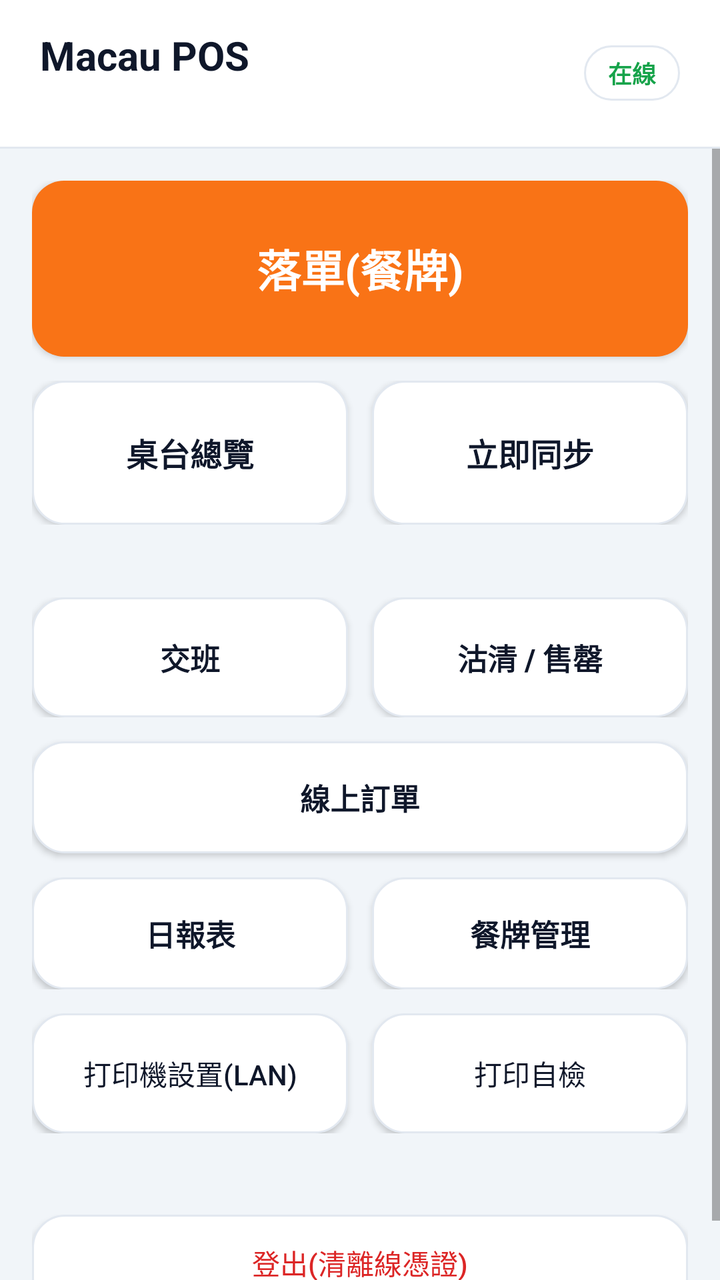
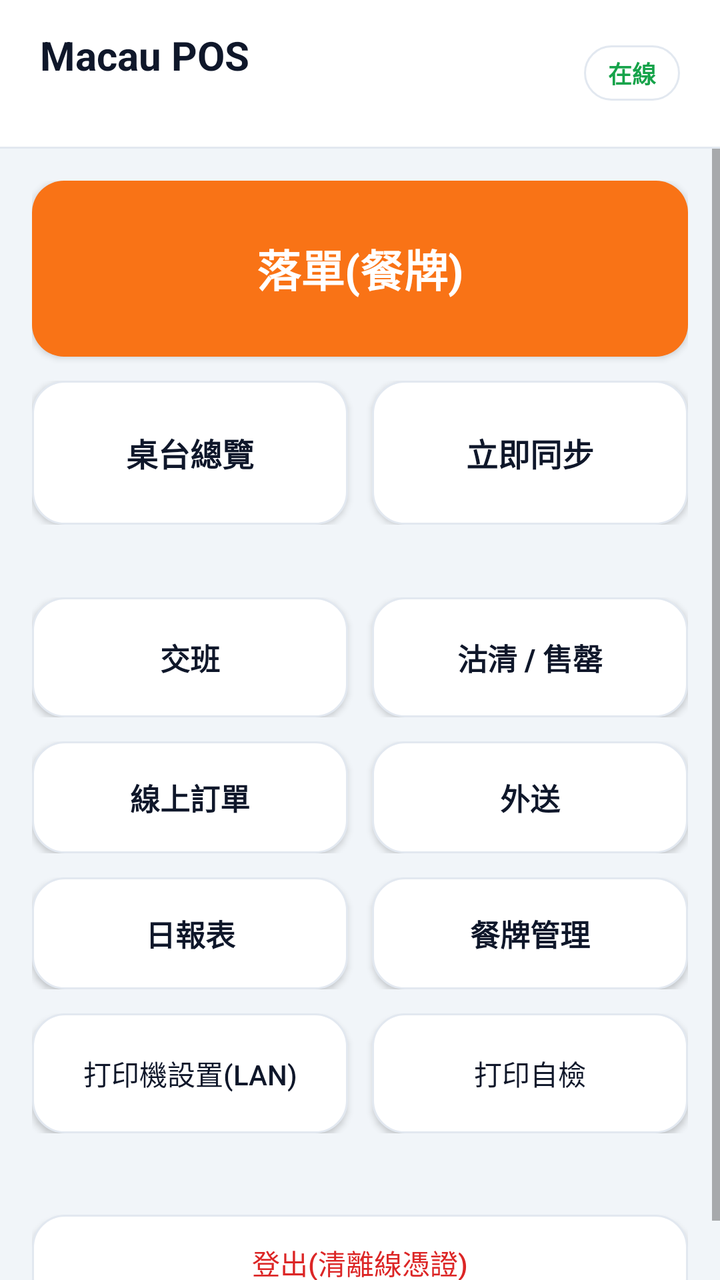

Before-and-after screenshots of an Android layout around one commit, followed by the original layout XML and the change that was made.
<!-- AndroidManifest.xml: application theme Theme.MacauposNative -->
<!-- res/layout/activity_home.xml -->
<?xml version="1.0" encoding="utf-8"?>
<LinearLayout xmlns:android="http://schemas.android.com/apk/res/android"
    android:layout_width="match_parent"
    android:layout_height="match_parent"
    android:orientation="vertical"
    android:background="@color/bg_screen">

    
    <LinearLayout
        android:layout_width="match_parent"
        android:layout_height="wrap_content"
        android:orientation="horizontal"
        android:gravity="center_vertical"
        android:background="@color/card"
        android:paddingHorizontal="20dp"
        android:paddingVertical="14dp">

        <LinearLayout
            android:layout_width="0dp"
            android:layout_height="wrap_content"
            android:layout_weight="1"
            android:orientation="vertical">

            <TextView
                android:id="@+id/txtStoreName"
                android:layout_width="wrap_content"
                android:layout_height="wrap_content"
                android:text="@string/home_title"
                android:textColor="@color/text_primary"
                android:textSize="20sp"
                android:textStyle="bold" />

            <TextView
                android:id="@+id/txtMeta"
                android:layout_width="wrap_content"
                android:layout_height="wrap_content"
                android:layout_marginTop="2dp"
                android:textColor="@color/text_secondary"
                android:textSize="12sp" />
        </LinearLayout>

        <TextView
            android:id="@+id/txtOffline"
            android:layout_width="wrap_content"
            android:layout_height="wrap_content"
            android:background="@drawable/bg_btn_outline"
            android:paddingHorizontal="12dp"
            android:paddingVertical="5dp"
            android:text="在線"
            android:textColor="@color/ok_green"
            android:textSize="12sp"
            android:textStyle="bold" />
    </LinearLayout>

    <View
        android:layout_width="match_parent"
        android:layout_height="1dp"
        android:background="@color/card_border" />

    
    <ScrollView
        android:layout_width="match_parent"
        android:layout_height="0dp"
        android:layout_weight="1"
        android:fillViewport="true">

        <LinearLayout
            android:layout_width="match_parent"
            android:layout_height="wrap_content"
            android:orientation="vertical"
            android:padding="16dp">

            
            <Button
                android:id="@+id/btnOrder"
                android:layout_width="match_parent"
                android:layout_height="88dp"
                android:background="@drawable/bg_btn_accent"
                android:text="落單(餐牌)"
                android:textColor="@color/card"
                android:textSize="22sp"
                android:textStyle="bold" />

            <LinearLayout
                android:layout_width="match_parent"
                android:layout_height="wrap_content"
                android:layout_marginTop="12dp"
                android:orientation="horizontal">

                <Button
                    android:id="@+id/btnTables"
                    android:layout_width="0dp"
                    android:layout_height="72dp"
                    android:layout_weight="1"
                    android:background="@drawable/bg_btn_outline"
                    android:text="桌台總覽"
                    android:textColor="@color/text_primary"
                    android:textSize="16sp"
                    android:textStyle="bold" />

                <Button
                    android:id="@+id/btnSync"
                    android:layout_width="0dp"
                    android:layout_height="72dp"
                    android:layout_marginStart="12dp"
                    android:layout_weight="1"
                    android:background="@drawable/bg_btn_outline"
                    android:text="立即同步"
                    android:textColor="@color/text_primary"
                    android:textSize="16sp"
                    android:textStyle="bold" />
            </LinearLayout>

            <TextView
                android:id="@+id/txtSyncState"
                android:layout_width="match_parent"
                android:layout_height="wrap_content"
                android:layout_marginTop="8dp"
                android:gravity="center"
                android:textColor="@color/text_secondary"
                android:textSize="12sp" />

            <LinearLayout
                android:layout_width="match_parent"
                android:layout_height="wrap_content"
                android:layout_marginTop="12dp"
                android:orientation="horizontal">

                <Button
                    android:id="@+id/btnShift"
                    android:layout_width="0dp"
                    android:layout_height="60dp"
                    android:layout_weight="1"
                    android:background="@drawable/bg_btn_outline"
                    android:text="交班"
                    android:textColor="@color/text_primary"
                    android:textSize="15sp"
                    android:textStyle="bold" />

                <Button
                    android:id="@+id/btnSoldOut"
                    android:layout_width="0dp"
                    android:layout_height="60dp"
                    android:layout_marginStart="12dp"
                    android:layout_weight="1"
                    android:background="@drawable/bg_btn_outline"
                    android:text="沽清 / 售罄"
                    android:textColor="@color/text_primary"
                    android:textSize="15sp"
                    android:textStyle="bold" />
            </LinearLayout>

            <Button
                android:id="@+id/btnOnlineOrders"
                android:layout_width="match_parent"
                android:layout_height="56dp"
                android:layout_marginTop="12dp"
                android:background="@drawable/bg_btn_outline"
                android:text="線上訂單"
                android:textColor="@color/text_primary"
                android:textSize="15sp"
                android:textStyle="bold" />

            <LinearLayout
                android:layout_width="match_parent"
                android:layout_height="wrap_content"
                android:layout_marginTop="12dp"
                android:orientation="horizontal">

                <Button
                    android:id="@+id/btnReport"
                    android:layout_width="0dp"
                    android:layout_height="56dp"
                    android:layout_weight="1"
                    android:background="@drawable/bg_btn_outline"
                    android:text="日報表"
                    android:textColor="@color/text_primary"
                    android:textSize="15sp"
                    android:textStyle="bold" />

                <Button
                    android:id="@+id/btnMenuAdmin"
                    android:layout_width="0dp"
                    android:layout_height="56dp"
                    android:layout_marginStart="12dp"
                    android:layout_weight="1"
                    android:background="@drawable/bg_btn_outline"
                    android:text="餐牌管理"
                    android:textColor="@color/text_primary"
                    android:textSize="15sp"
                    android:textStyle="bold" />
            </LinearLayout>

            <LinearLayout
                android:layout_width="match_parent"
                android:layout_height="wrap_content"
                android:layout_marginTop="12dp"
                android:orientation="horizontal">

                <Button
                    android:id="@+id/btnPrinter"
                    android:layout_width="0dp"
                    android:layout_height="60dp"
                    android:layout_weight="1"
                    android:background="@drawable/bg_btn_outline"
                    android:text="打印機設置(LAN)"
                    android:textColor="@color/text_primary"
                    android:textSize="14sp" />

                <Button
                    android:id="@+id/btnSelfTest"
                    android:layout_width="0dp"
                    android:layout_height="60dp"
                    android:layout_marginStart="12dp"
                    android:layout_weight="1"
                    android:background="@drawable/bg_btn_outline"
                    android:text="打印自檢"
                    android:textColor="@color/text_primary"
                    android:textSize="14sp" />
            </LinearLayout>

            <TextView
                android:id="@+id/txtSelfTest"
                android:layout_width="match_parent"
                android:layout_height="wrap_content"
                android:layout_marginTop="6dp"
                android:fontFamily="monospace"
                android:gravity="center"
                android:textColor="@color/text_faint"
                android:textSize="11sp" />

            <Button
                android:id="@+id/btnLogout"
                android:layout_width="match_parent"
                android:layout_height="48dp"
                android:layout_marginTop="20dp"
                android:background="@drawable/bg_btn_outline"
                android:text="登出(清離線憑證)"
                android:textColor="@color/warn_red"
                android:textSize="14sp" />
        </LinearLayout>
    </ScrollView>
</LinearLayout>
<!-- resources referenced by this layout -->
<resources>
  <color name="bg_screen">#F1F5F9</color>
  <color name="card">#FFFFFF</color>
  <color name="card_border">#E2E8F0</color>
  <color name="ok_green">#16A34A</color>
  <color name="text_faint">#94A3B8</color>
  <color name="text_primary">#0F172A</color>
  <color name="text_secondary">#64748B</color>
  <color name="warn_red">#DC2626</color>
  <!-- drawable bg_btn_accent (drawable) -->
  <?xml version="1.0" encoding="utf-8"?>
  <selector xmlns:android="http://schemas.android.com/apk/res/android">
      <item android:state_pressed="true">
          <shape android:shape="rectangle">
              <solid android:color="@color/accent_deep" />
              <corners android:radius="16dp" />
          </shape>
      </item>
      <item android:state_enabled="false">
          <shape android:shape="rectangle">
              <solid android:color="#E2E8F0" />
              <corners android:radius="16dp" />
          </shape>
      </item>
      <item>
          <shape android:shape="rectangle">
              <solid android:color="@color/accent" />
              <corners android:radius="16dp" />
          </shape>
      </item>
  </selector>
  <!-- drawable bg_btn_outline (drawable) -->
  <?xml version="1.0" encoding="utf-8"?>
  <selector xmlns:android="http://schemas.android.com/apk/res/android">
      <item android:state_pressed="true">
          <shape android:shape="rectangle">
              <solid android:color="@color/chip_bg" />
              <corners android:radius="16dp" />
              <stroke android:width="1dp" android:color="@color/text_faint" />
          </shape>
      </item>
      <item>
          <shape android:shape="rectangle">
              <solid android:color="@color/card" />
              <corners android:radius="16dp" />
              <stroke android:width="1dp" android:color="@color/card_border" />
          </shape>
      </item>
  </selector>
  <string name="home_title">Macau POS</string>
  <style name="Theme.MacauposNative" parent="android:Theme.Material.Light.NoActionBar">
          <item name="android:statusBarColor">#F1F5F9</item>
          <item name="android:navigationBarColor">#FFFFFF</item>
          <item name="android:windowBackground">#F1F5F9</item>
          <item name="android:colorAccent">#F97316</item>
          <item name="android:windowLightStatusBar">true</item>
      </style>
  <color name="accent_deep">#EA580C</color>
  <color name="accent">#F97316</color>
  <color name="chip_bg">#F8FAFC</color>
</resources>

<!-- the commit's change to res/layout/activity_home.xml (unified diff, before → after) -->
@@ -150,16 +150,35 @@
                     android:textStyle="bold" />
             </LinearLayout>
 
-            <Button
-                android:id="@+id/btnOnlineOrders"
-                android:layout_width="match_parent"
-                android:layout_height="56dp"
-                android:layout_marginTop="12dp"
-                android:background="@drawable/bg_btn_outline"
-                android:text="線上訂單"
-                android:textColor="@color/text_primary"
-                android:textSize="15sp"
-                android:textStyle="bold" />
+            <LinearLayout
+                android:layout_width="match_parent"
+                android:layout_height="wrap_content"
+                android:layout_marginTop="12dp"
+                android:orientation="horizontal">
+
+                <Button
+                    android:id="@+id/btnOnlineOrders"
+                    android:layout_width="0dp"
+                    android:layout_height="56dp"
+                    android:layout_weight="1"
+                    android:background="@drawable/bg_btn_outline"
+                    android:text="線上訂單"
+                    android:textColor="@color/text_primary"
+                    android:textSize="15sp"
+                    android:textStyle="bold" />
+
+                <Button
+                    android:id="@+id/btnDelivery"
+                    android:layout_width="0dp"
+                    android:layout_height="56dp"
+                    android:layout_marginStart="12dp"
+                    android:layout_weight="1"
+                    android:background="@drawable/bg_btn_outline"
+                    android:text="外送"
+                    android:textColor="@color/text_primary"
+                    android:textSize="15sp"
+                    android:textStyle="bold" />
+            </LinearLayout>
 
             <LinearLayout
                 android:layout_width="match_parent"
